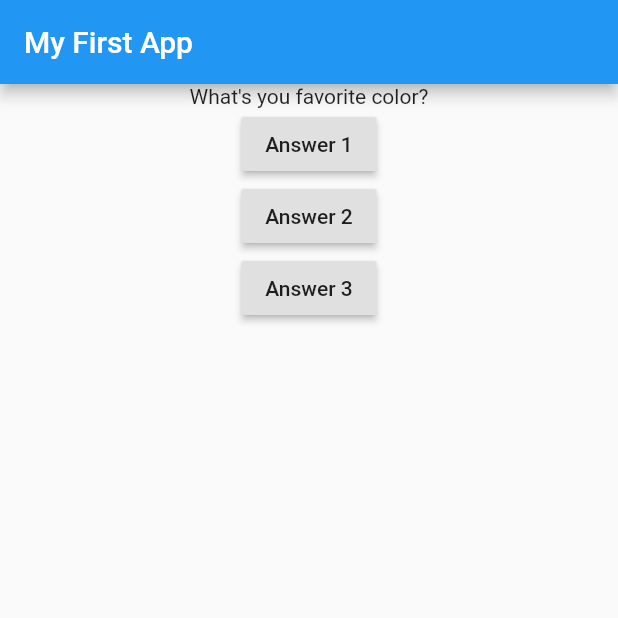
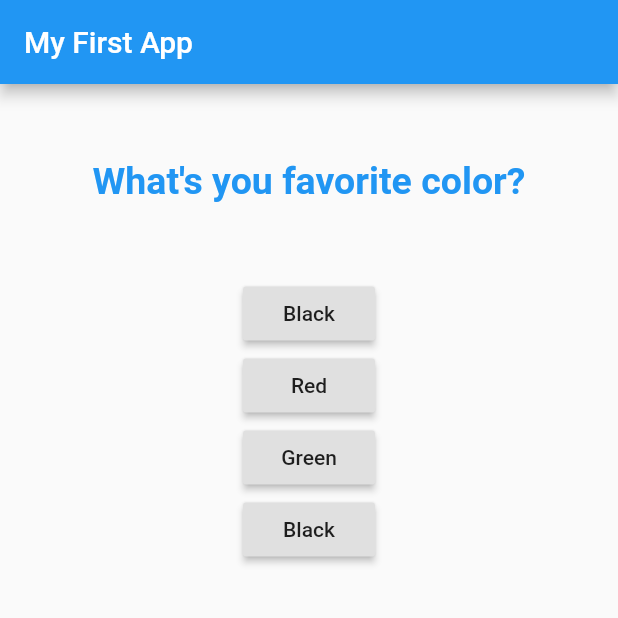
Before and after one commit to Rahul-247/Flutter-Complete-Guide, a Flutter app: the screen it shows after launch, on a phone screen of 412 x 824 dp, the top half of it. Run offline on Flutter 3.47's test engine with Material 2 defaults, Android fonts, the phone set to English and light mode, and no system bars.

Commit message:
Added files for quiz app

```diff
--- /dev/null
+++ b/lib/answer.dart
@@ -0,0 +1,17 @@
+import 'package:flutter/material.dart';
+
+class Answer extends StatelessWidget {
+  final Function selectHandler;
+  final String answerText;
+
+  Answer(this.selectHandler, this.answerText);
+  @override
+  Widget build(BuildContext context) {
+    return Container(
+      child: RaisedButton(
+        child: Text(answerText),
+        onPressed: selectHandler,
+      ),
+    );
+  }
+}
--- a/lib/main.dart
+++ b/lib/main.dart
@@ -1,17 +1,44 @@
+import 'package:Flutter_complete_Guide/answer.dart';
 import 'package:flutter/material.dart';
+import './question.dart';
 
 void main() => runApp(MyApp());
 
-class MyApp extends StatelessWidget {
-  void answerQuestion() {
-    print('Answer Chosen');
+class MyApp extends StatefulWidget {
+  @override
+  State<StatefulWidget> createState() {
+    // TODO: implement createState
+    return _MyAppState();
+    // Underscore ( _ ) turns MyAppState as a private class
+  }
+}
+
+class _MyAppState extends State<MyApp> {
+  var _questionIndex = 0;
+  var questions = [
+    {
+      'questionText': 'What\'s you favorite color?',
+      'answers': ['Black', 'Red', 'Green', 'Black']
+    },
+    {
+      'questionText': 'What\s you favorite animal?',
+      'answers': ['Rabbit', 'Snake', 'Elephant', 'Lion']
+    },
+    {
+      'questionText': 'What\'s you favorite Tool?',
+      'answers': ['Pliar', 'Stool', 'Screwdriver', 'Pannar']
+    },
+  ];
+
+  void _answerQuestion() {
+    setState(() {
+      _questionIndex += 1;
+    });
+    print(_questionIndex);
   }
 
+  @override
   Widget build(BuildContext context) {
-    var questions = [
-      'What\'s you favorite color?',
-      'What\s you favorite animal?'
-    ];
     return MaterialApp(
       home: Scaffold(
         appBar: AppBar(
@@ -20,21 +47,15 @@ class MyApp extends StatelessWidget {
         body: Center(
           child: Column(
             children: [
-              Text(
-                questions[0],
+              SizedBox(height: 50),
+              Question(
+                questions[_questionIndex]['questionText'],
               ),
-              RaisedButton(
-                child: Text('Answer 1'),
-                onPressed: answerQuestion,
-              ),
-              RaisedButton(
-                child: Text('Answer 2'),
-                onPressed: answerQuestion,
-              ),
-              RaisedButton(
-                child: Text('Answer 3'),
-                onPressed: answerQuestion,
-              ),
+              SizedBox(height: 50),
+              ...(questions[_questionIndex]['answers'] as List<String>)
+                  .map((answer) {
+                return Answer(_answerQuestion, answer);
+              }).toList()
             ],
           ),
         ),
--- /dev/null
+++ b/lib/question.dart
@@ -0,0 +1,18 @@
+import 'package:flutter/material.dart';
+
+class Question extends StatelessWidget {
+  String questionText;
+
+  Question(this.questionText);
+  @override
+  Widget build(BuildContext context) {
+    return Text(
+      questionText,
+      style: TextStyle(
+        fontSize: 25.0,
+        fontWeight: FontWeight.bold,
+        color: Colors.blue,
+      ),
+    );
+  }
+}
```
